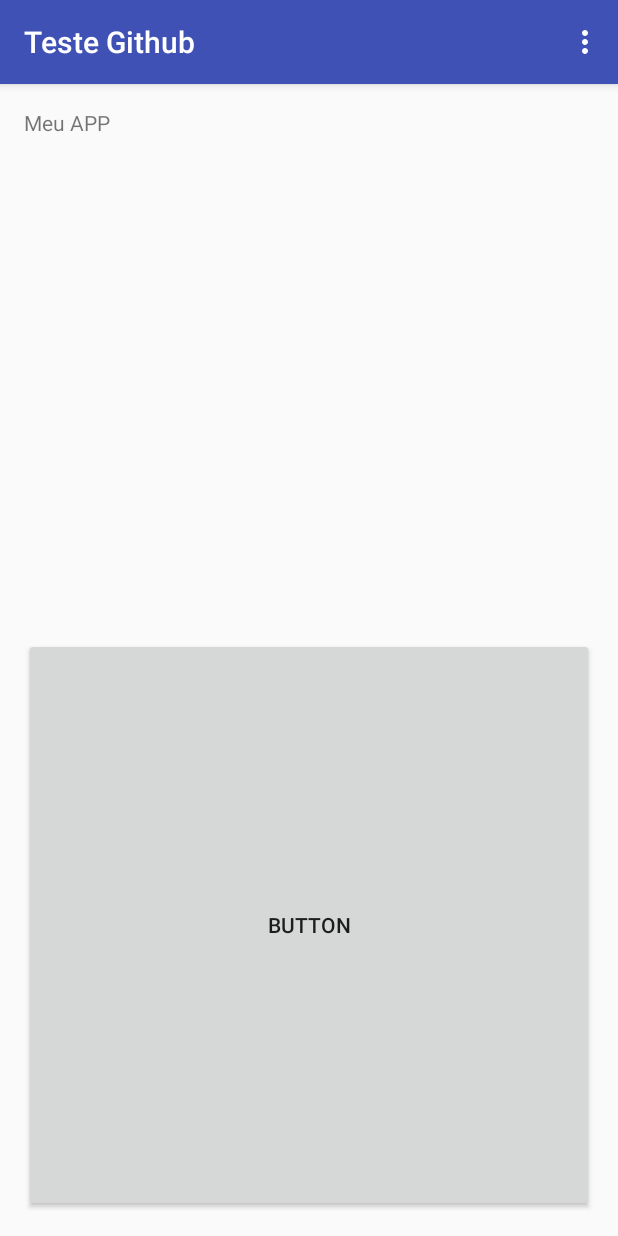
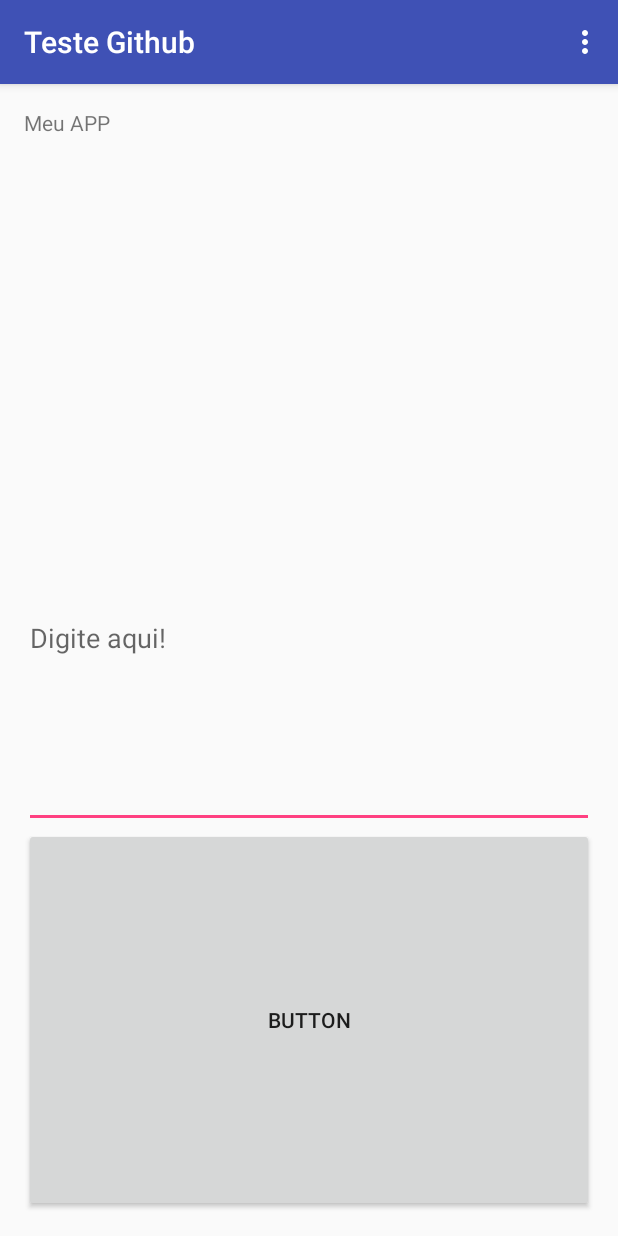
Before and after one commit to juliels/GitHubAndroidStudio, an Android app: the screen it shows after launch (CadastroActivity), on a phone screen of 412 x 824 dp. Run offline under Robolectric (Android 15) with nearby library versions, the phone set to English and light mode, and no system bars.

Commit message:
Version 1.01

```diff
--- a/app/src/main/res/layout/content_cadastro.xml
+++ b/app/src/main/res/layout/content_cadastro.xml
@@ -27,6 +27,15 @@
             android:id="@+id/tv_meuapp"
             android:layout_weight="1" />
 
+        <EditText
+            android:layout_width="match_parent"
+            android:layout_height="wrap_content"
+            android:inputType="textEmailAddress"
+            android:ems="10"
+            android:id="@+id/editText2"
+            android:hint="Digite aqui!"
+            android:layout_weight="1" />
+
         <Button
             android:text="Button"
             android:layout_width="match_parent"
```
